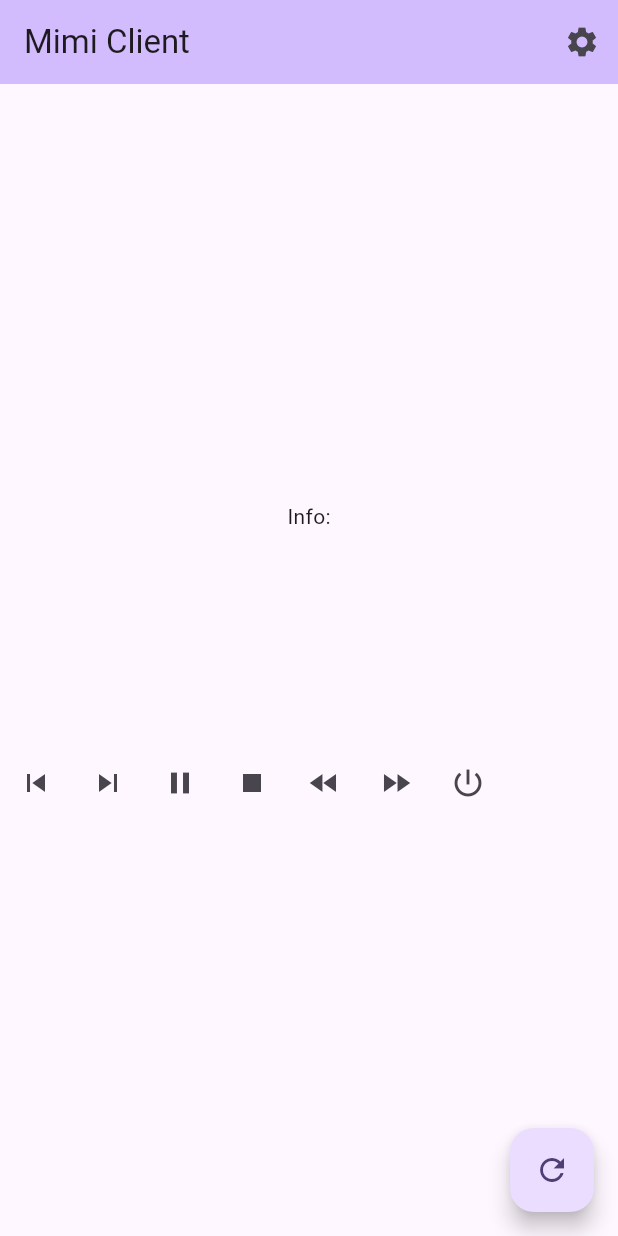
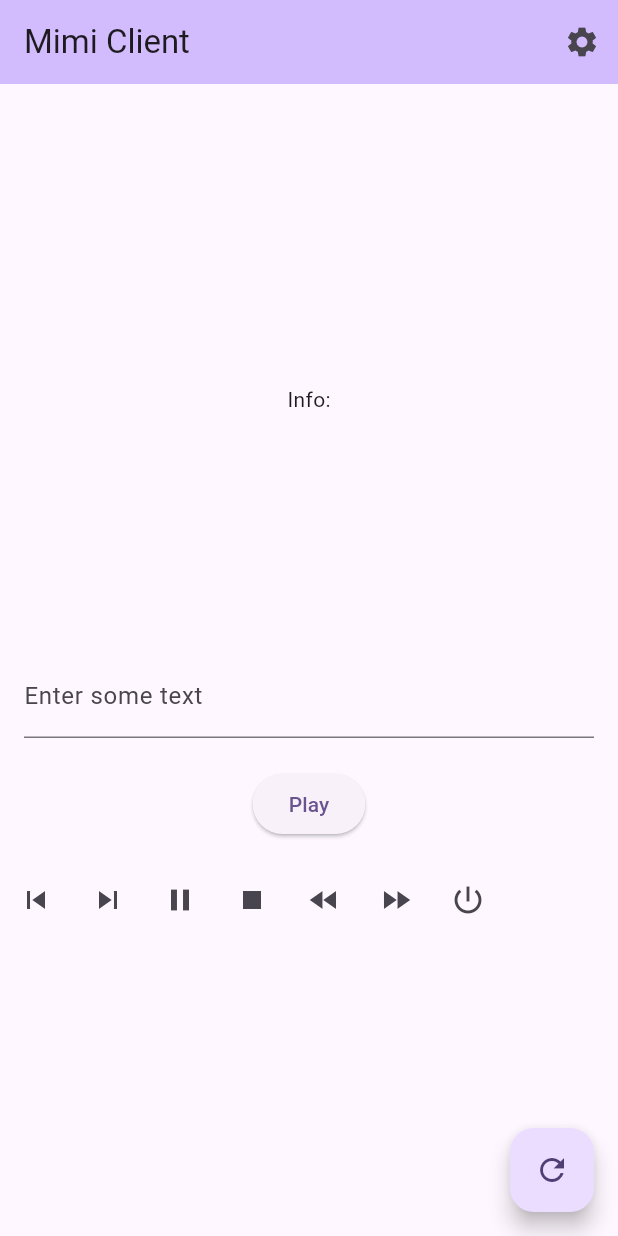
Before and after one commit to odrevet/mimi, a Flutter app: the screen it shows after launch, on a phone screen of 412 x 824 dp. Run offline on Flutter 3.47's test engine with Material 3 defaults, Android fonts, the phone set to English and light mode, and no system bars; our stand-ins replace shared_preferences.

Commit message:
set playlist from client

```diff
--- a/client/lib/services/api_calls.dart
+++ b/client/lib/services/api_calls.dart
@@ -32,3 +32,15 @@ Future<bool> control(String action) async {
     throw Exception('Failed to send control action');
   }
 }
+
+Future<bool> play(String filter) async {
+  final serverAddress = await _getServerAddress();
+  final response =
+  await http.get(Uri.parse("$serverAddress/play.sh?filter=$filter"));
+
+  if (response.statusCode == 200) {
+    return true;
+  } else {
+    throw Exception('Failed to play');
+  }
+}
--- a/client/lib/widgets/home_page.dart
+++ b/client/lib/widgets/home_page.dart
@@ -35,6 +35,7 @@ class MyHomePage extends StatefulWidget {
 
 class _MyHomePageState extends State<MyHomePage> {
   Info _info = Info();
+  TextEditingController _filterController = TextEditingController();
 
   void _refreshInfo() async {
     var info = await fetchInfo();
@@ -81,6 +82,26 @@ class _MyHomePageState extends State<MyHomePage> {
               '${_info.state}',
               style: Theme.of(context).textTheme.headlineMedium,
             ),
+            Padding(
+                padding: EdgeInsets.all(16.0),
+                child: Column(
+                    mainAxisAlignment: MainAxisAlignment.center,
+                    children: <Widget>[
+                      TextField(
+                        controller: _filterController,
+                        decoration: InputDecoration(
+                          labelText: 'Enter some text',
+                        ),
+                      ),
+                      SizedBox(height: 20),
+                      ElevatedButton(
+                        onPressed: () {
+                          String inputText = _filterController.text;
+                          play(inputText);
+                        },
+                        child: Text('Play'),
+                      ),
+                    ])),
             ControlBar()
           ],
         ),
```
